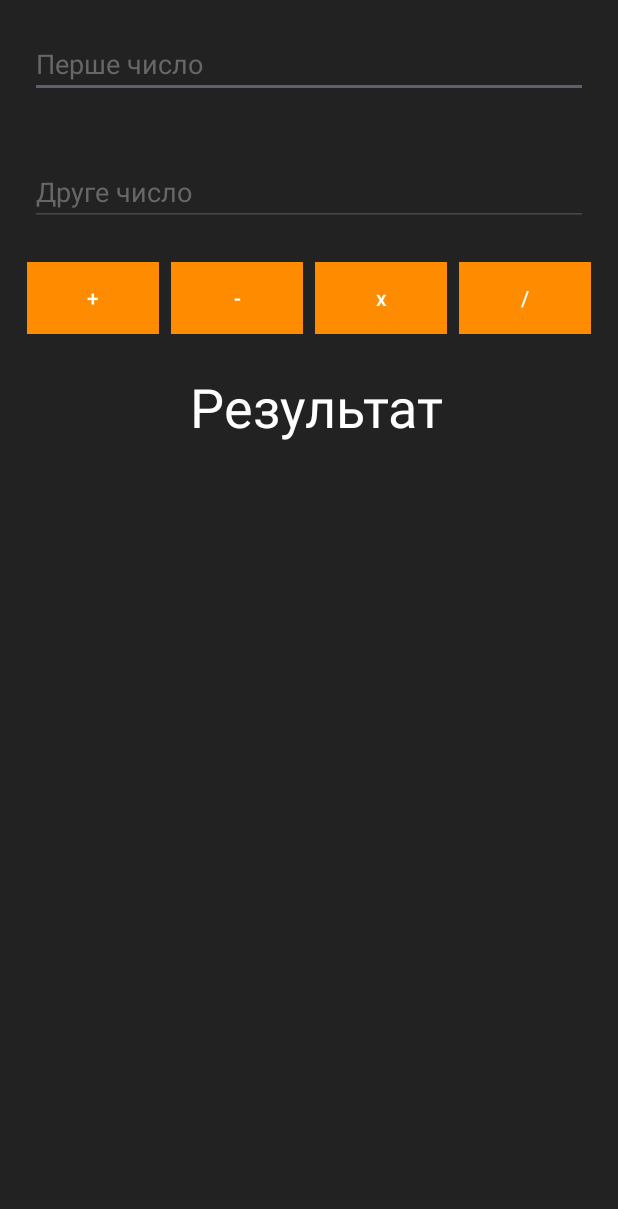
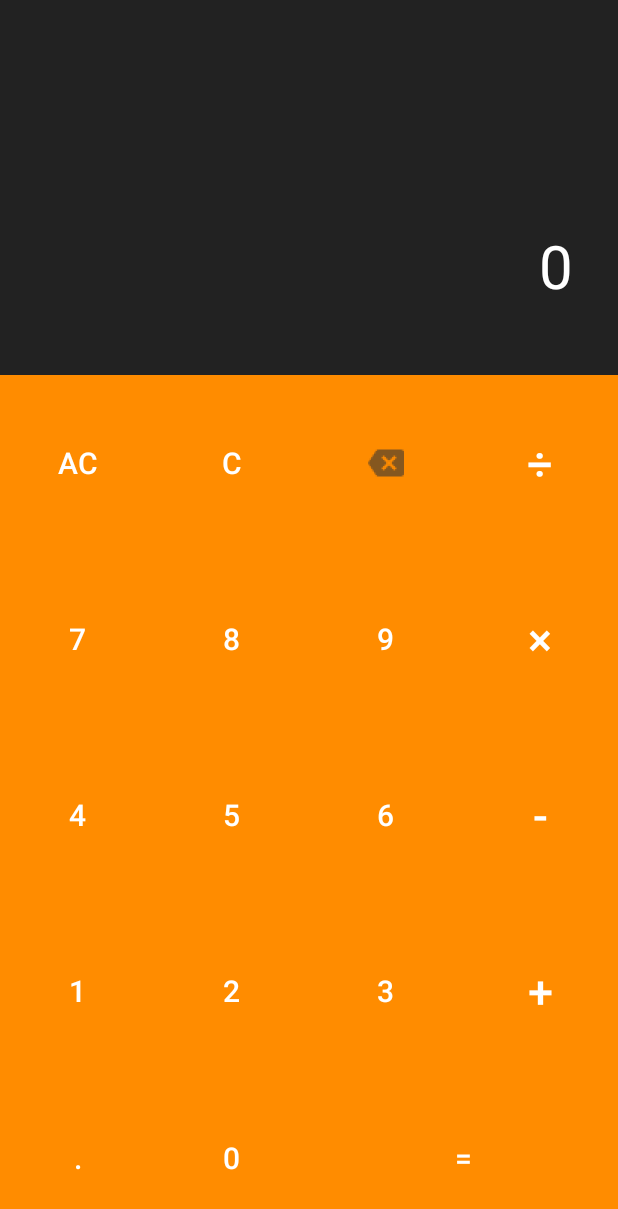
Before and after one commit to al01z709/Calculator, an Android app: the layout activity_main.xml on its own in the app's theme, with its tools: preview values and no code run, on a phone screen of 412 x 824 dp. Shown: the top 1209 px of the screen. Run offline under Robolectric (Android 15) with nearby library versions, the phone set to English and light mode, and no system bars.

Commit message:
redising and add keyboard

```diff
--- a/app/src/main/res/layout/activity_main.xml
+++ b/app/src/main/res/layout/activity_main.xml
@@ -4,90 +4,263 @@
     xmlns:tools="http://schemas.android.com/tools"
     android:layout_width="match_parent"
     android:layout_height="match_parent"
-    android:layout_margin="0dp"
+    android:orientation="vertical"
     android:background="#222"
-    android:orientation="vertical"
     tools:context=".MainActivity">
-
-    <EditText
-        android:id="@+id/et_a"
-        android:layout_width="match_parent"
-        android:layout_height="wrap_content"
-        android:layout_margin="20dp"
-        android:textColor="#FFFFFFFF"
-        android:textColorHint="#696666"
-        android:hint="Перше число " />
-
-    <EditText
-        android:id="@+id/et_b"
-        android:layout_width="match_parent"
-        android:layout_height="wrap_content"
-        android:layout_margin="20dp"
-        android:textColor="#FFFFFFFF"
-        android:textColorHint="#696666"
-        android:hint="Друге число " />
 
     <LinearLayout
         android:layout_width="match_parent"
         android:layout_height="wrap_content"
-        android:orientation="horizontal"
-        android:gravity="center">
+        android:orientation="vertical"
+        android:layout_marginTop="50dp"
+        android:paddingVertical="50dp">
+        <TextView
+            android:id="@+id/tvOldInput"
+            android:layout_width="match_parent"
+            android:layout_gravity="center"
+            android:background="#222"
+            android:gravity="right|center_vertical"
+            android:layout_height="50dp"
+            android:textSize="25dp"
+            android:paddingHorizontal="30dp"
+            android:text=""/>
+        <LinearLayout
+            android:layout_width="match_parent"
+            android:layout_height="wrap_content"
+            android:orientation="horizontal">
+
+            <TextView
+                android:id="@+id/tvCurrentOperand"
+                android:layout_width="wrap_content"
+                android:layout_height="wrap_content"
+                android:layout_weight="1"
+                android:layout_gravity="center"
+                android:textSize="30dp"
+                android:gravity="center_vertical|left"
+                android:paddingLeft="50dp"
+                android:text="" />
+
+            <TextView
+                android:id="@+id/tvInput"
+                android:layout_width="wrap_content"
+                android:layout_gravity="center"
+                android:gravity="right|center_vertical"
+                android:layout_height="50dp"
+                android:textSize="40dp"
+                android:textColor="@color/white"
+                android:paddingHorizontal="30dp"
+                android:text="0"/>
+        </LinearLayout>
+
+
+    </LinearLayout>
+    <LinearLayout
+        android:layout_width="match_parent"
+        android:layout_height="wrap_content"
+        android:layout_weight="1"
+        android:orientation="horizontal">
+
+        <Button
+            android:id="@+id/btn_ac"
+            android:layout_width="wrap_content"
+            android:layout_height="match_parent"
+            android:layout_weight="1"
+            android:textSize="20dp"
+            android:background="#FF8c00"
+            android:text="AC" />
+
+        <Button
+            android:id="@+id/btn_clear"
+            android:layout_width="wrap_content"
+            android:layout_height="match_parent"
+            android:layout_weight="1"
+            android:textSize="20dp"
+            android:background="#FF8c00"
+            android:text="C" />
+
+
+        <ImageButton
+            android:id="@+id/btn_backspace"
+            android:layout_width="wrap_content"
+            android:layout_height="match_parent"
+            android:layout_gravity="center"
+            android:layout_weight="5"
+            android:background="#FF8c00"
+            android:textColor="#FFFFFFFF"
+            android:src="@drawable/backspace_png" />
+
+        <Button
+            android:id="@+id/btn_Dil"
+            android:layout_width="wrap_content"
+            android:layout_height="match_parent"
+            android:layout_weight="1"
+            android:textSize="30dp"
+            android:background="#FF8c00"
+            android:textColor="#FFFFFFFF"
+            android:text="÷" />
+    </LinearLayout>
+    <LinearLayout
+        android:layout_width="match_parent"
+        android:layout_height="wrap_content"
+        android:layout_weight="1"
+        android:orientation="horizontal">
+
+        <Button
+            android:id="@+id/btn_7"
+            android:layout_width="wrap_content"
+            android:layout_height="match_parent"
+            android:layout_weight="1"
+            android:textSize="20dp"
+            android:background="#FF8c00"
+            android:text="7" />
+
+        <Button
+            android:id="@+id/btn_8"
+            android:layout_width="wrap_content"
+            android:layout_height="match_parent"
+            android:layout_weight="1"
+            android:textSize="20dp"
+            android:background="#FF8c00"
+            android:text="8" />
+
+        <Button
+            android:id="@+id/btn_9"
+            android:layout_width="wrap_content"
+            android:layout_height="match_parent"
+            android:layout_weight="1"
+            android:textSize="20dp"
+            android:background="#FF8c00"
+            android:text="9" />
+
+        <Button
+            android:id="@+id/btn_x"
+            android:layout_width="wrap_content"
+            android:layout_height="match_parent"
+            android:layout_weight="1"
+            android:background="#FF8c00"
+            android:textColor="#FFFFFFFF"
+            android:textSize="30dp"
+            android:text="×" />
+    </LinearLayout>
+    <LinearLayout
+        android:layout_width="match_parent"
+        android:layout_height="wrap_content"
+        android:layout_weight="1"
+        android:orientation="horizontal">
+
+        <Button
+            android:id="@+id/btn_4"
+            android:layout_width="wrap_content"
+            android:layout_height="match_parent"
+            android:layout_weight="1"
+            android:textSize="20dp"
+            android:background="#FF8c00"
+            android:text="4" />
+
+        <Button
+            android:id="@+id/btn_5"
+            android:layout_width="wrap_content"
+            android:layout_height="match_parent"
+            android:layout_weight="1"
+            android:textSize="20dp"
+            android:background="#FF8c00"
+            android:text="5" />
+
+        <Button
+            android:id="@+id/btn_6"
+            android:layout_width="wrap_content"
+            android:layout_height="match_parent"
+            android:layout_weight="1"
+            android:textSize="20dp"
+            android:background="#FF8c00"
+            android:text="6" />
+
+        <Button
+            android:id="@+id/btn_minus"
+            android:layout_width="wrap_content"
+            android:layout_height="match_parent"
+            android:layout_weight="1"
+            android:textSize="30dp"
+            android:background="#FF8c00"
+            android:textColor="#FFFFFFFF"
+            android:text="-" />
+    </LinearLayout>
+    <LinearLayout
+        android:layout_width="match_parent"
+        android:layout_height="wrap_content"
+        android:layout_weight="1"
+        android:orientation="horizontal">
+
+        <Button
+            android:id="@+id/btn_1"
+            android:layout_width="wrap_content"
+            android:layout_height="match_parent"
+            android:layout_weight="1"
+            android:textSize="20dp"
+            android:background="#FF8c00"
+            android:text="1" />
+
+        <Button
+            android:id="@+id/btn_2"
+            android:layout_width="wrap_content"
+            android:layout_height="match_parent"
+            android:layout_weight="1"
+            android:textSize="20dp"
+            android:background="#FF8c00"
+            android:text="2" />
+
+        <Button
+            android:id="@+id/btn_3"
+            android:layout_width="wrap_content"
+            android:layout_height="match_parent"
+            android:layout_weight="1"
+            android:textSize="20dp"
+            android:background="#FF8c00"
+            android:text="3" />
 
         <Button
             android:id="@+id/btn_plus"
             android:layout_width="wrap_content"
-            android:layout_height="wrap_content"
-            android:layout_margin="4dp"
-            android:background="@color/orange"
+            android:layout_height="match_parent"
+            android:layout_weight="1"
+            android:textSize="30dp"
+            android:background="#FF8c00"
             android:textColor="#FFFFFFFF"
             android:text="+" />
+    </LinearLayout>
+    <LinearLayout
+        android:layout_width="match_parent"
+        android:layout_height="wrap_content"
+        android:layout_weight="1"
+        android:orientation="horizontal">
 
         <Button
-            android:id="@+id/btn_minus"
+            android:id="@+id/btn_krap"
             android:layout_width="wrap_content"
-            android:layout_height="wrap_content"
-            android:layout_margin="4dp"
+            android:layout_height="match_parent"
+            android:layout_weight="1"
+            android:textSize="20dp"
             android:background="#FF8c00"
-            android:textColor="#FFFFFFFF"
-            android:text="-" />
+            android:text="." />
 
         <Button
-            android:id="@+id/btn_x"
+            android:id="@+id/btn_0"
             android:layout_width="wrap_content"
-            android:layout_height="wrap_content"
-            android:layout_margin="4dp"
-            android:background="@color/orange"
-            android:backgroundTint="@color/orange"
-            android:text="x"
-            android:textColor="#FFFFFFFF" />
+            android:layout_height="match_parent"
+            android:layout_weight="1"
+            android:textSize="20dp"
+            android:background="#FF8c00"
+            android:text="0" />
+
+
 
         <Button
-            android:id="@+id/btn_dil"
+            android:id="@+id/btn_res"
             android:layout_width="wrap_content"
-            android:layout_height="wrap_content"
-            android:layout_margin="4dp"
+            android:layout_height="match_parent"
+            android:layout_weight="8"
+            android:textSize="20dp"
             android:background="#FF8c00"
-            android:text="/" />
-
-
+            android:text="=" />
     </LinearLayout>
-    <TextView
-        android:layout_width="match_parent"
-        android:layout_height="wrap_content"
-        android:layout_margin="20dp"
-        android:gravity="center"
-        android:textColor="#FFFFFFFF"
-        android:text=" Результат"
-        android:textSize="36sp" />
-    <TextView
-        android:id="@+id/result"
-        android:layout_width="match_parent"
-        android:layout_height="wrap_content"
-        android:layout_margin="20dp"
-        android:gravity="center"
-        android:textColor="#FFFFFFFF"
-        android:hint=" "
-        android:textSize="28sp" />
-
-
 </LinearLayout>
```
Also changed, not shown: app/src/main/res/drawable-hdpi/backspace_png.png (added), app/src/main/res/drawable-mdpi/backspace_png.png (added), app/src/main/res/drawable-xhdpi/backspace_png.png (added), app/src/main/res/drawable-xxhdpi/backspace_png.png (added), app/src/main/res/drawable-xxxhdpi/backspace_png.png (added), 3 other files.
